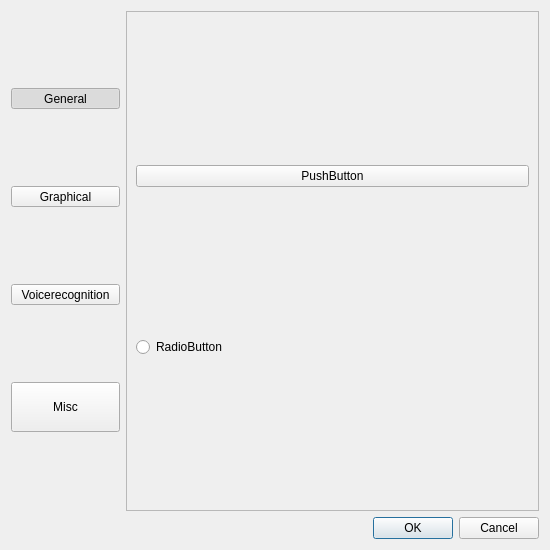
This is rsrc/settings.ui in morevnaproject-org/papagayo-ng as Qt 5 draws it before an edit. The edited form follows.
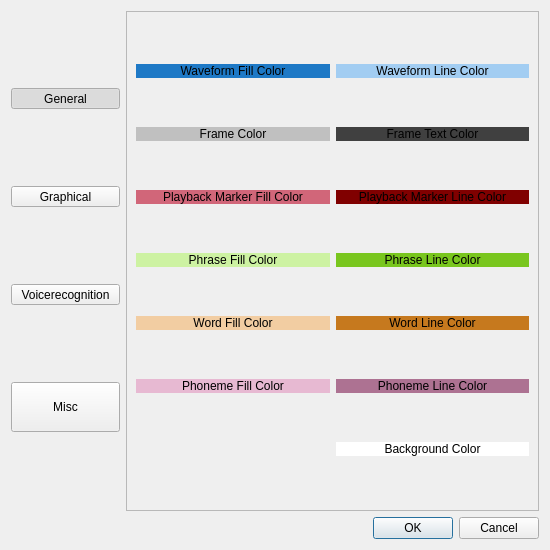
This is the edited form. The open tabs and pages were chosen to show the change. Icons and pictures are not drawn.

Commit message: Add Settings to manually choose colors for the WaveformView.

```diff
--- a/rsrc/settings.ui
+++ b/rsrc/settings.ui
@@ -238,17 +238,152 @@
      </widget>
      <widget class="QWidget" name="graphical">
       <layout class="QGridLayout" name="gridLayout_3">
-       <item row="0" column="0">
-        <widget class="QPushButton" name="pushButton_4">
+       <item row="3" column="0">
+        <widget class="QPushButton" name="phrase_fill_color">
+         <property name="styleSheet">
+          <string notr="true">background-color: rgb(205, 242, 162);
+border: transparent;</string>
+         </property>
          <property name="text">
-          <string>PushButton</string>
+          <string>Phrase Fill Color</string>
+         </property>
+        </widget>
+       </item>
+       <item row="2" column="1">
+        <widget class="QPushButton" name="playback_line_color">
+         <property name="styleSheet">
+          <string notr="true">background-color: rgb(128, 0, 0);
+border: transparent;</string>
+         </property>
+         <property name="text">
+          <string>Playback Marker Line Color</string>
+         </property>
+        </widget>
+       </item>
+       <item row="4" column="1">
+        <widget class="QPushButton" name="word_line_color">
+         <property name="styleSheet">
+          <string notr="true">background-color: rgb(198, 121, 30);
+border: transparent;</string>
+         </property>
+         <property name="text">
+          <string>Word Line Color</string>
          </property>
         </widget>
        </item>
        <item row="1" column="0">
-        <widget class="QRadioButton" name="radioButton">
+        <widget class="QPushButton" name="frame_color">
+         <property name="styleSheet">
+          <string notr="true">background-color: rgb(192, 192, 192);
+border: transparent;</string>
+         </property>
          <property name="text">
-          <string>RadioButton</string>
+          <string>Frame Color</string>
+         </property>
+        </widget>
+       </item>
+       <item row="3" column="1">
+        <widget class="QPushButton" name="phrase_line_color">
+         <property name="styleSheet">
+          <string notr="true">background-color: rgb(121, 198, 30);
+border: transparent;</string>
+         </property>
+         <property name="text">
+          <string>Phrase Line Color</string>
+         </property>
+        </widget>
+       </item>
+       <item row="0" column="0">
+        <widget class="QPushButton" name="wave_fill_color">
+         <property name="styleSheet">
+          <string notr="true">background-color: rgb(30, 121, 198);
+border: transparent;</string>
+         </property>
+         <property name="text">
+          <string>Waveform Fill Color</string>
+         </property>
+         <property name="flat">
+          <bool>false</bool>
+         </property>
+        </widget>
+       </item>
+       <item row="0" column="1">
+        <widget class="QPushButton" name="wave_line_color">
+         <property name="styleSheet">
+          <string notr="true">background-color: rgb(162, 205, 242);
+border: transparent;</string>
+         </property>
+         <property name="text">
+          <string>Waveform Line Color</string>
+         </property>
+         <property name="flat">
+          <bool>false</bool>
+         </property>
+        </widget>
+       </item>
+       <item row="4" column="0">
+        <widget class="QPushButton" name="word_fill_color">
+         <property name="styleSheet">
+          <string notr="true">background-color: rgb(242, 205, 162);
+border: transparent;</string>
+         </property>
+         <property name="text">
+          <string>Word Fill Color</string>
+         </property>
+        </widget>
+       </item>
+       <item row="1" column="1">
+        <widget class="QPushButton" name="frame_text_color">
+         <property name="styleSheet">
+          <string notr="true">background-color: rgb(64, 64, 64);
+border: transparent;</string>
+         </property>
+         <property name="text">
+          <string>Frame Text Color</string>
+         </property>
+        </widget>
+       </item>
+       <item row="5" column="1">
+        <widget class="QPushButton" name="phoneme_line_color">
+         <property name="styleSheet">
+          <string notr="true">background-color: rgb(173, 114, 146);
+border: transparent;</string>
+         </property>
+         <property name="text">
+          <string>Phoneme Line Color</string>
+         </property>
+        </widget>
+       </item>
+       <item row="2" column="0">
+        <widget class="QPushButton" name="playback_fill_color">
+         <property name="styleSheet">
+          <string notr="true">background-color: rgb(209, 102, 121);
+border: transparent;</string>
+         </property>
+         <property name="text">
+          <string>Playback Marker Fill Color</string>
+         </property>
+        </widget>
+       </item>
+       <item row="5" column="0">
+        <widget class="QPushButton" name="phoneme_fill_color">
+         <property name="styleSheet">
+          <string notr="true">background-color: rgb(231, 185, 210);
+border: transparent;</string>
+         </property>
+         <property name="text">
+          <string>Phoneme Fill Color</string>
+         </property>
+        </widget>
+       </item>
+       <item row="6" column="1">
+        <widget class="QPushButton" name="bg_fill_color">
+         <property name="styleSheet">
+          <string notr="true">background-color: rgb(255, 255, 255);
+border: transparent;</string>
+         </property>
+         <property name="text">
+          <string>Background Color</string>
          </property>
         </widget>
        </item>
```
Left out of the diff: 9 changed lines with no effect on the pictures. The commit also changes 3 other files.
